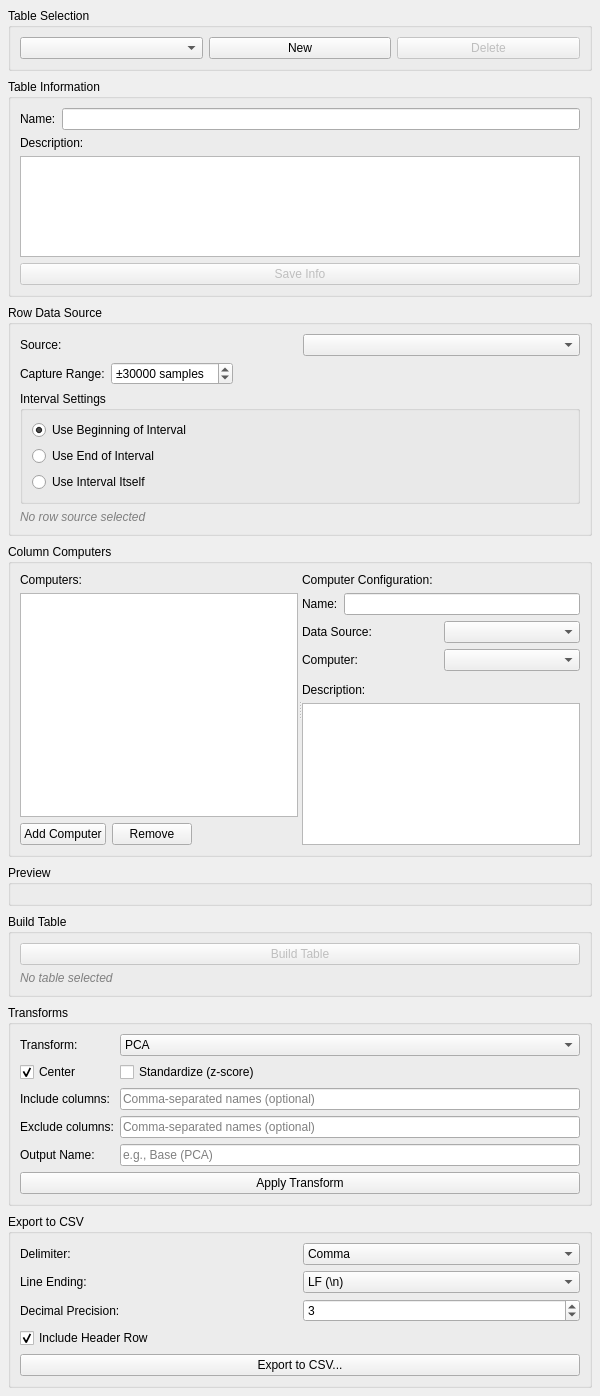
The window that src/WhiskerToolbox/TableDesignerWidget/TableDesignerWidget.ui (paulmthompson/WhiskerToolbox) describes before a commit, drawn with Qt 5.
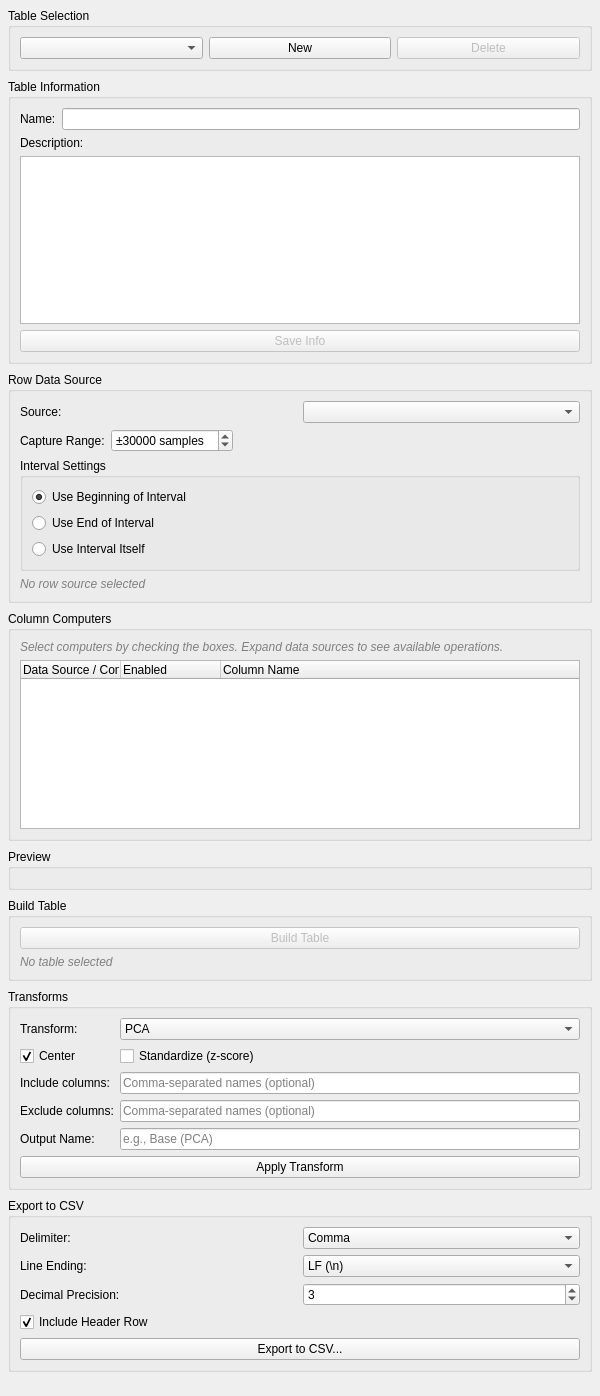
The same window after the commit.

Commit message: update table designer to use tree for column selection

Diff of the .ui file:
```diff
--- a/src/WhiskerToolbox/TableDesignerWidget/TableDesignerWidget.ui
+++ b/src/WhiskerToolbox/TableDesignerWidget/TableDesignerWidget.ui
@@ -227,138 +227,44 @@
      </property>
      <layout class="QVBoxLayout" name="column_design_layout">
       <item>
-       <widget class="QSplitter" name="column_splitter">
-        <property name="orientation">
-         <enum>Qt::Orientation::Horizontal</enum>
+       <widget class="QLabel" name="computers_info_label">
+        <property name="text">
+         <string>Select computers by checking the boxes. Expand data sources to see available operations.</string>
         </property>
-        <widget class="QWidget" name="column_list_widget" native="true">
-         <layout class="QVBoxLayout" name="column_list_layout">
-          <item>
-           <widget class="QLabel" name="columns_label">
-            <property name="text">
-             <string>Computers:</string>
-            </property>
-           </widget>
-          </item>
-          <item>
-           <widget class="QListWidget" name="column_list"/>
-          </item>
-          <item>
-           <layout class="QHBoxLayout" name="column_buttons_layout">
-            <item>
-             <widget class="QPushButton" name="add_column_btn">
-              <property name="text">
-               <string>Add Computer</string>
-              </property>
-             </widget>
-            </item>
-            <item>
-             <widget class="QPushButton" name="remove_column_btn">
-              <property name="text">
-               <string>Remove</string>
-              </property>
-             </widget>
-            </item>
-            <item>
-             <spacer name="horizontalSpacer">
-              <property name="orientation">
-               <enum>Qt::Orientation::Horizontal</enum>
-              </property>
-              <property name="sizeHint" stdset="0">
-               <size>
-                <width>40</width>
-                <height>20</height>
-               </size>
-              </property>
-             </spacer>
-            </item>
-           </layout>
-          </item>
-         </layout>
-        </widget>
-        <widget class="QWidget" name="column_config_widget" native="true">
-         <layout class="QVBoxLayout" name="column_config_layout">
-          <item>
-           <widget class="QLabel" name="column_config_label">
-            <property name="text">
-             <string>Computer Configuration:</string>
-            </property>
-           </widget>
-          </item>
-          <item>
-           <layout class="QHBoxLayout" name="col_name_row">
-            <item>
-             <widget class="QLabel" name="col_name_label">
-              <property name="text">
-               <string>Name:</string>
-              </property>
-             </widget>
-            </item>
-            <item>
-             <widget class="QLineEdit" name="column_name_edit"/>
-            </item>
-           </layout>
-          </item>
-          <item>
-           <layout class="QHBoxLayout" name="col_source_row">
-            <item>
-             <widget class="QLabel" name="col_source_label">
-              <property name="text">
-               <string>Data Source:</string>
-              </property>
-             </widget>
-            </item>
-            <item>
-             <widget class="QComboBox" name="column_data_source_combo"/>
-            </item>
-           </layout>
-          </item>
-          <item>
-           <layout class="QHBoxLayout" name="col_computer_row">
-            <item>
-             <widget class="QLabel" name="col_computer_label">
-              <property name="text">
-               <string>Computer:</string>
-              </property>
-             </widget>
-            </item>
-            <item>
-             <widget class="QComboBox" name="column_computer_combo"/>
-            </item>
-           </layout>
-          </item>
-          <item>
-           <widget class="QWidget" name="parameter_container_widget" native="true">
-            <property name="visible">
-             <bool>false</bool>
-            </property>
-           </widget>
-          </item>
-          <item>
-           <widget class="QLabel" name="col_description_label">
-            <property name="text">
-             <string>Description:</string>
-            </property>
-           </widget>
-          </item>
-          <item>
-           <widget class="QTextEdit" name="column_description_edit"/>
-          </item>
-          <item>
-           <spacer name="verticalSpacer">
-            <property name="orientation">
-             <enum>Qt::Orientation::Vertical</enum>
-            </property>
-            <property name="sizeHint" stdset="0">
-             <size>
-              <width>20</width>
-              <height>40</height>
-             </size>
-            </property>
-           </spacer>
-          </item>
-         </layout>
-        </widget>
+        <property name="styleSheet">
+         <string>QLabel { color: gray; font-style: italic; }</string>
+        </property>
+       </widget>
+      </item>
+      <item>
+       <widget class="QTreeWidget" name="computers_tree">
+        <property name="headerHidden">
+         <bool>false</bool>
+        </property>
+        <property name="alternatingRowColors">
+         <bool>true</bool>
+        </property>
+        <property name="selectionMode">
+         <enum>QAbstractItemView::SelectionMode::NoSelection</enum>
+        </property>
+        <property name="rootIsDecorated">
+         <bool>true</bool>
+        </property>
+        <column>
+         <property name="text">
+          <string>Data Source / Computer</string>
+         </property>
+        </column>
+        <column>
+         <property name="text">
+          <string>Enabled</string>
+         </property>
+        </column>
+        <column>
+         <property name="text">
+          <string>Column Name</string>
+         </property>
+        </column>
        </widget>
       </item>
      </layout>
```
The commit also changes 3 other files.
